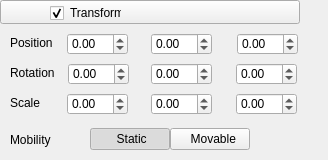
This is gameplay-editor/src/PropertiesTransform.ui in gameplay3d/gameplay as Qt 5 draws it before an edit. The edited form follows.
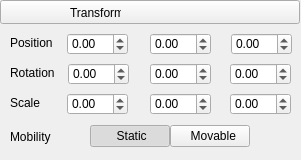
This is the edited form. Icons and pictures are not drawn.

Commit message: Fixed GameView resize compositing artifacts. Fixed PropertiesView expandable section layout issues.

What changed in the file:
```diff
--- a/gameplay-editor/src/PropertiesTransform.ui
+++ b/gameplay-editor/src/PropertiesTransform.ui
@@ -6,17 +6,23 @@
    <rect>
     <x>0</x>
     <y>0</y>
-    <width>328</width>
+    <width>301</width>
     <height>160</height>
    </rect>
   </property>
+  <property name="sizePolicy">
+   <sizepolicy hsizetype="Preferred" vsizetype="MinimumExpanding">
+    <horstretch>0</horstretch>
+    <verstretch>0</verstretch>
+   </sizepolicy>
+  </property>
   <property name="windowTitle">
    <string>Form</string>
   </property>
   <widget class="QDoubleSpinBox" name="doubleSpinBoxRotationZ">
    <property name="geometry">
     <rect>
-     <x>236</x>
+     <x>230</x>
      <y>63</y>
      <width>61</width>
      <height>22</height>
@@ -64,7 +70,7 @@
   <widget class="QLabel" name="labelPz">
    <property name="geometry">
     <rect>
-     <x>226</x>
+     <x>221</x>
      <y>36</y>
      <width>16</width>
      <height>16</height>
@@ -96,7 +102,7 @@
   <widget class="QDoubleSpinBox" name="doubleSpinBoxRotationY">
    <property name="geometry">
     <rect>
-     <x>151</x>
+     <x>150</x>
      <y>63</y>
      <width>61</width>
      <height>22</height>
@@ -179,7 +185,7 @@
   <widget class="QDoubleSpinBox" name="doubleSpinBoxPositionZ">
    <property name="geometry">
     <rect>
-     <x>237</x>
+     <x>231</x>
      <y>33</y>
      <width>61</width>
      <height>22</height>
@@ -211,7 +217,7 @@
   <widget class="QDoubleSpinBox" name="doubleSpinBoxScaleZ">
    <property name="geometry">
     <rect>
-     <x>236</x>
+     <x>230</x>
      <y>93</y>
      <width>61</width>
      <height>22</height>
@@ -243,7 +249,7 @@
   <widget class="QDoubleSpinBox" name="doubleSpinBoxScaleY">
    <property name="geometry">
     <rect>
-     <x>151</x>
+     <x>150</x>
      <y>93</y>
      <width>61</width>
      <height>22</height>
@@ -259,7 +265,7 @@
   <widget class="QLabel" name="labelPy">
    <property name="geometry">
     <rect>
-     <x>140</x>
+     <x>139</x>
      <y>36</y>
      <width>16</width>
      <height>16</height>
@@ -278,7 +284,7 @@
   <widget class="QDoubleSpinBox" name="doubleSpinBoxPositionY">
    <property name="geometry">
     <rect>
-     <x>151</x>
+     <x>150</x>
      <y>33</y>
      <width>61</width>
      <height>22</height>
@@ -294,7 +300,7 @@
   <widget class="QLabel" name="labelRy">
    <property name="geometry">
     <rect>
-     <x>140</x>
+     <x>139</x>
      <y>66</y>
      <width>16</width>
      <height>16</height>
@@ -313,7 +319,7 @@
   <widget class="QLabel" name="labelSy">
    <property name="geometry">
     <rect>
-     <x>140</x>
+     <x>139</x>
      <y>96</y>
      <width>16</width>
      <height>16</height>
@@ -332,7 +338,7 @@
   <widget class="QLabel" name="labelRz">
    <property name="geometry">
     <rect>
-     <x>226</x>
+     <x>220</x>
      <y>66</y>
      <width>16</width>
      <height>16</height>
@@ -351,7 +357,7 @@
   <widget class="QLabel" name="labelSz">
    <property name="geometry">
     <rect>
-     <x>226</x>
+     <x>220</x>
      <y>96</y>
      <width>16</width>
      <height>16</height>
@@ -371,7 +377,7 @@
    <property name="geometry">
     <rect>
      <x>90</x>
-     <y>128</y>
+     <y>125</y>
      <width>80</width>
      <height>22</height>
     </rect>
@@ -394,7 +400,7 @@
    <property name="geometry">
     <rect>
      <x>170</x>
-     <y>128</y>
+     <y>125</y>
      <width>80</width>
      <height>22</height>
     </rect>
@@ -414,7 +420,7 @@
    <property name="geometry">
     <rect>
      <x>10</x>
-     <y>133</y>
+     <y>130</y>
      <width>47</width>
      <height>14</height>
     </rect>
@@ -464,22 +470,6 @@
     <bool>false</bool>
    </property>
   </widget>
-  <widget class="QCheckBox" name="checkBoxEnabled">
-   <property name="geometry">
-    <rect>
-     <x>50</x>
-     <y>5</y>
-     <width>16</width>
-     <height>16</height>
-    </rect>
-   </property>
-   <property name="text">
-    <string/>
-   </property>
-   <property name="checked">
-    <bool>true</bool>
-   </property>
-  </widget>
   <widget class="QLabel" name="labelHeaderName">
    <property name="geometry">
     <rect>
```
Left out of the diff: 1 changed line with no effect on the pictures. The commit also changes 10 other files.
